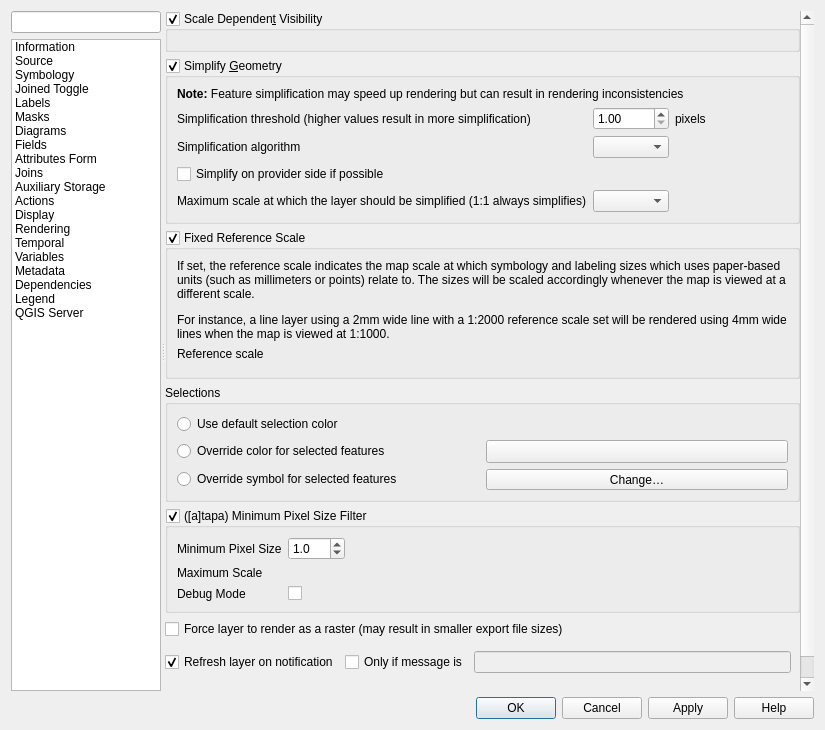
Before: the Qt Designer form src/ui/qgsvectorlayerpropertiesbase.ui in andreassteffens/QGIS, drawn with Qt 5.
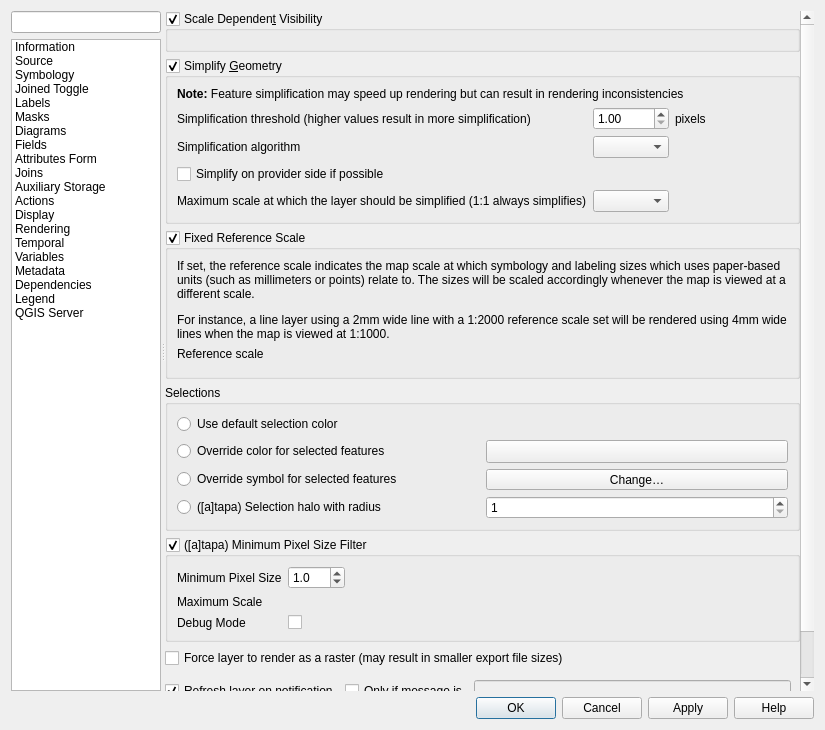
After: the same form once the commit is applied. Icons and pictures are not drawn. Custom widgets are drawn as their Qt base class.

Commit message: removed debug output added UI for selection halo

```diff
--- a/src/ui/qgsvectorlayerpropertiesbase.ui
+++ b/src/ui/qgsvectorlayerpropertiesbase.ui
@@ -1831,6 +1831,29 @@
                   <string>Selections</string>
                  </property>
                  <layout class="QGridLayout" name="gridLayout_9">
+                  <item row="4" column="0">
+                  <widget class="QRadioButton" name="mRadioSbSelectionHalo">
+                    <property name="text">
+                     <string>([a]tapa) Selection halo with radius</string>
+                    </property>
+                   </widget>
+                  </item>
+                  <item row="4" column="1">
+                   <widget class="QDoubleSpinBox" name="mSbSelectionHaloRadiusSpinBox">
+                    <property name="decimals">
+                     <number>0</number>
+                    </property>
+                    <property name="minimum">
+                     <double>1</double>
+                    </property>
+                    <property name="singleStep">
+                     <double>1</double>
+                    </property>
+                    <property name="value">
+                     <double>1</double>
+                    </property>
+                   </widget>
+                  </item>
                   <item row="3" column="0">
                    <widget class="QRadioButton" name="mRadioOverrideSelectionSymbol">
                     <property name="text">
```
The commit also changes 7 other files.
